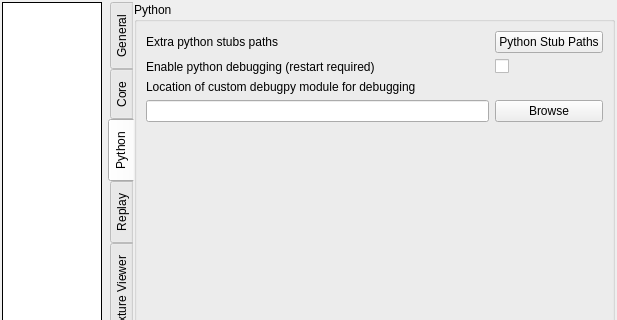
anholt/renderdoc, file qrenderdoc/Windows/Dialogs/SettingsDialog.ui: the form before one commit; both pictures show x 0 to 617 and y 0 to 320 of the 617 by 676 pixel window.
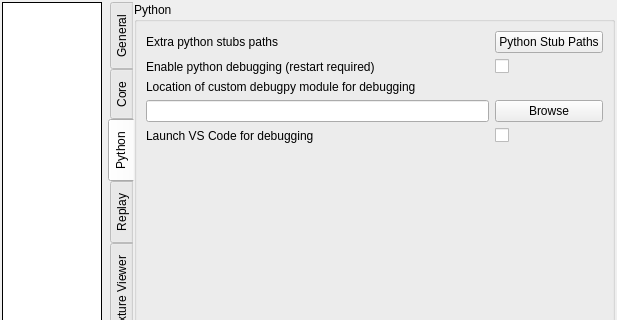
The form after the commit. The open tabs and pages were chosen to show the change. Custom widgets are drawn as their Qt base class.

Commit message: Add option to launch/wait for debugger on python contexts

The edit to the form file:
```diff
--- a/qrenderdoc/Windows/Dialogs/SettingsDialog.ui
+++ b/qrenderdoc/Windows/Dialogs/SettingsDialog.ui
@@ -751,7 +751,26 @@
             </property>
            </widget>
           </item>
-          <item row="4" column="0" colspan="2">
+          <item row="4" column="0">
+           <widget class="QLabel" name="Python_LaunchVSCodeLabel">
+            <property name="text">
+             <string>Launch VS Code for debugging</string>
+            </property>
+           </widget>
+          </item>
+          <item row="4" column="1">
+           <widget class="QCheckBox" name="Python_LaunchVSCode">
+            <property name="toolTip">
+             <string>When debugging a python script or UI extension, launch new instance of VS Code.
+
+If disabled, debugging will do nothing and wait for a debugger connection.</string>
+            </property>
+            <property name="text">
+             <string/>
+            </property>
+           </widget>
+          </item>
+          <item row="5" column="0" colspan="2">
            <spacer name="verticalSpacer_9">
             <property name="orientation">
              <enum>Qt::Vertical</enum>
```
The commit also changes 12 other files.
